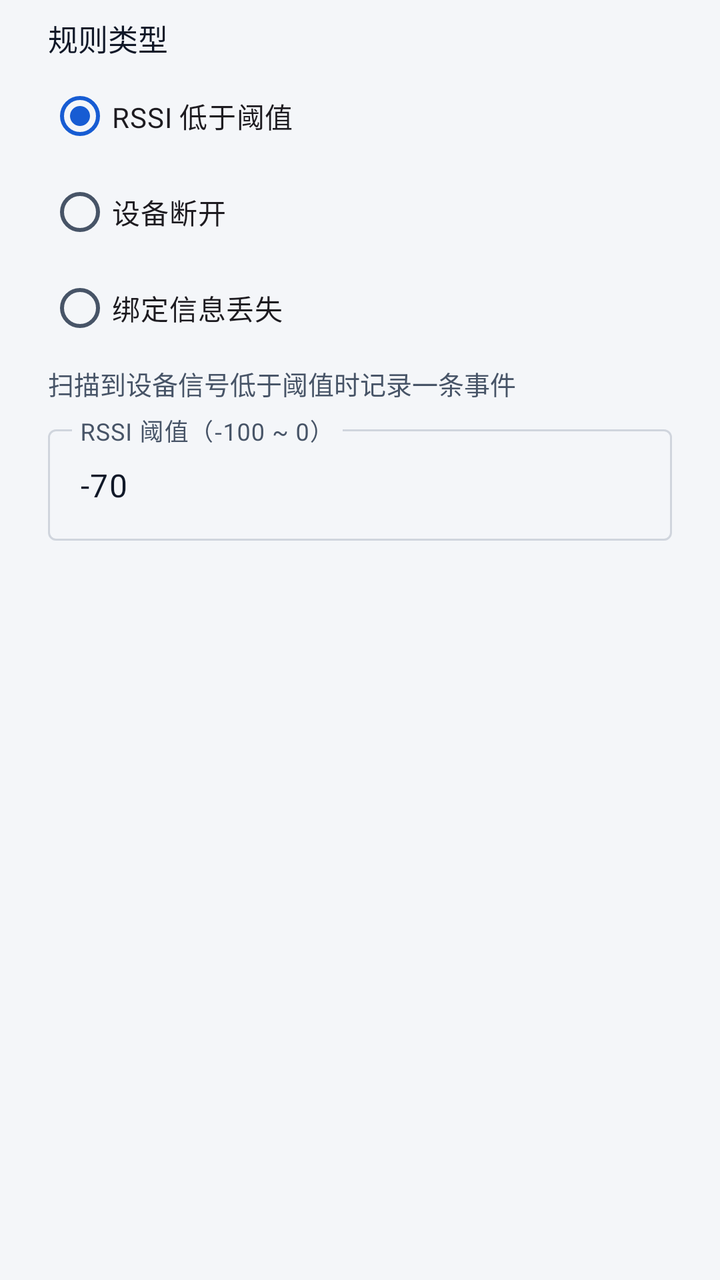
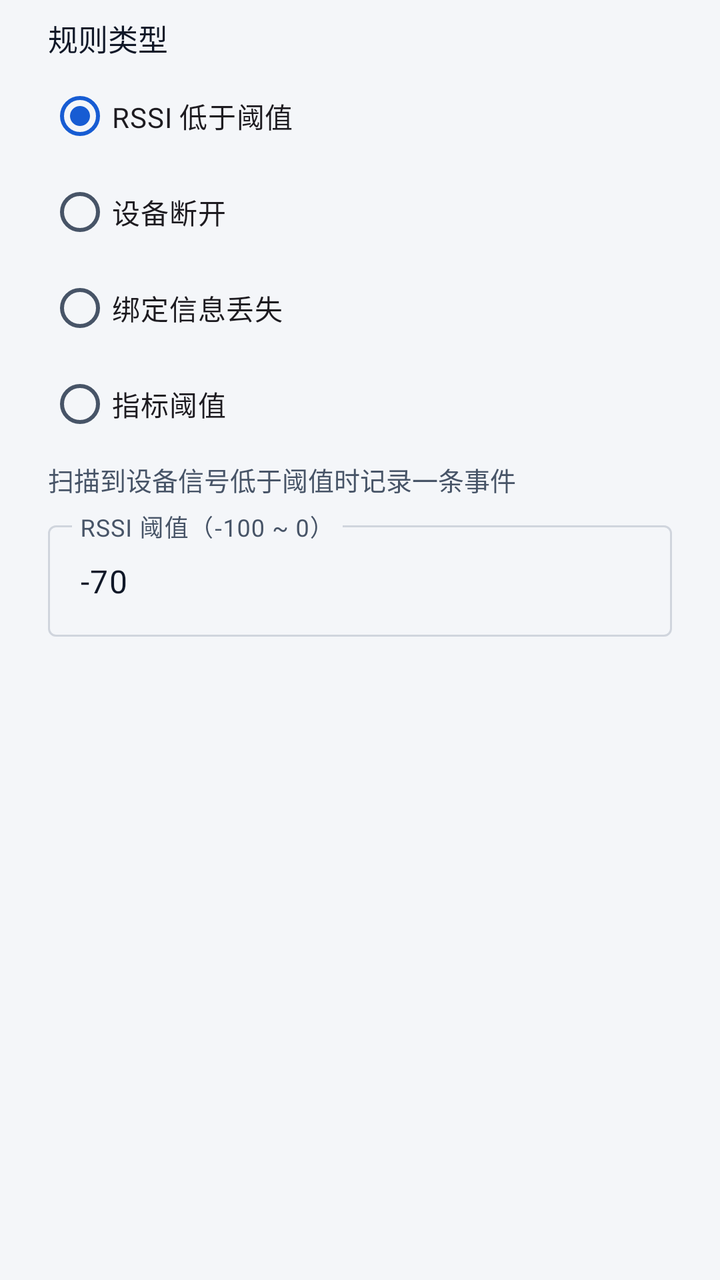

Compare the two renders of this Android layout. The source of the first and the diff that turns it into the second are given below.
<!-- AndroidManifest.xml: application theme Theme.PKotlinApp -->
<!-- res/layout/dialog_rule_add.xml -->
<?xml version="1.0" encoding="utf-8"?>
<LinearLayout xmlns:android="http://schemas.android.com/apk/res/android"
    xmlns:app="http://schemas.android.com/apk/res-auto"
    android:layout_width="match_parent"
    android:layout_height="wrap_content"
    android:orientation="vertical"
    android:paddingStart="24dp"
    android:paddingTop="8dp"
    android:paddingEnd="24dp">

    <TextView
        android:layout_width="match_parent"
        android:layout_height="wrap_content"
        android:text="@string/rule_type_label"
        android:textAppearance="@style/TextAppearance.App.Callout" />

    <RadioGroup
        android:id="@+id/typeGroup"
        android:layout_width="match_parent"
        android:layout_height="wrap_content"
        android:layout_marginTop="4dp"
        android:orientation="vertical">

        <RadioButton
            android:id="@+id/typeLowRssi"
            android:layout_width="match_parent"
            android:layout_height="wrap_content"
            android:checked="true"
            android:text="@string/rule_low_rssi" />

        <RadioButton
            android:id="@+id/typeDisconnected"
            android:layout_width="match_parent"
            android:layout_height="wrap_content"
            android:text="@string/rule_disconnected" />

        <RadioButton
            android:id="@+id/typeBondLost"
            android:layout_width="match_parent"
            android:layout_height="wrap_content"
            android:text="@string/rule_bond_lost" />
    </RadioGroup>

    <TextView
        android:id="@+id/typeDescription"
        android:layout_width="match_parent"
        android:layout_height="wrap_content"
        android:layout_marginTop="4dp"
        android:text="@string/rule_desc_low_rssi"
        android:textAppearance="@style/TextAppearance.App.Caption"
        android:textColor="@color/text_secondary" />

    <com.google.android.material.textfield.TextInputLayout
        android:id="@+id/thresholdLayout"
        style="@style/Widget.Material3.TextInputLayout.OutlinedBox"
        android:layout_width="match_parent"
        android:layout_height="wrap_content"
        android:layout_marginTop="8dp"
        android:hint="@string/rule_threshold_hint">

        <com.google.android.material.textfield.TextInputEditText
            android:id="@+id/thresholdInput"
            android:layout_width="match_parent"
            android:layout_height="wrap_content"
            android:inputType="numberSigned"
            android:maxLength="4"
            android:text="@string/rule_threshold_default" />
    </com.google.android.material.textfield.TextInputLayout>

</LinearLayout>
<!-- resources referenced by this layout -->
<resources>
  <color name="text_secondary">#475467</color>
  <string name="rule_bond_lost">绑定信息丢失</string>
  <string name="rule_desc_low_rssi">扫描到设备信号低于阈值时记录一条事件</string>
  <string name="rule_disconnected">设备断开</string>
  <string name="rule_low_rssi">RSSI 低于阈值</string>
  <string name="rule_threshold_default" translatable="false">-70</string>
  <string name="rule_threshold_hint">RSSI 阈值（-100 ~ 0）</string>
  <string name="rule_type_label">规则类型</string>
  <style name="TextAppearance.App.Callout" parent="@android:style/TextAppearance">
          <item name="android:textSize">15sp</item>
          <item name="android:textColor">@color/text_primary</item>
          <item name="android:fontFamily">sans-serif-medium</item>
          <item name="android:lineSpacingExtra">6dp</item>
          <item name="android:lineSpacingMultiplier">1.0</item>
      </style>
  <style name="TextAppearance.App.Caption" parent="@android:style/TextAppearance">
          <item name="android:textSize">13sp</item>
          <item name="android:textColor">@color/text_secondary</item>
          <item name="android:fontFamily">sans-serif</item>
          <item name="android:lineSpacingExtra">5dp</item>
          <item name="android:lineSpacingMultiplier">1.0</item>
      </style>
  <color name="text_primary">#101828</color>
  <color name="canvas">#F4F6F9</color>
  <color name="primary">#175CD3</color>
  <color name="on_primary">#FFFFFF</color>
  <color name="chart_band">#E8EFFB</color>
  <color name="primary_text">#175CD3</color>
  <color name="surface">#FFFFFF</color>
  <color name="surface_sunken">#EEF1F5</color>
  <color name="border">#D0D5DD</color>
  <color name="danger">#B42318</color>
  <color name="danger_bg">#FEF3F2</color>
  <color name="text_tertiary">#667085</color>
  <style name="Widget.App.Card" parent="Widget.Material3.CardView.Outlined">
          <item name="cardBackgroundColor">@color/surface</item>
          <item name="strokeColor">@color/divider</item>
          <item name="strokeWidth">@dimen/stroke_1</item>
          <item name="cardCornerRadius">@dimen/radius_12</item>
          <item name="cardElevation">@dimen/elevation_0</item>
          <item name="android:stateListAnimator">@null</item>
          <item name="rippleColor">@color/overlay_pressed</item>
      </style>
  <dimen name="button_h">48dp</dimen>
  <style name="TextAppearance.App.Button" parent="@style/TextAppearance.App.Body">
          <item name="android:fontFamily">sans-serif-medium</item>
          <item name="android:lineSpacingExtra">0dp</item>
      </style>
  <dimen name="radius_12">12dp</dimen>
  <color name="overlay_pressed">#0F101828</color>
  <color name="border_strong">#8A93A2</color>
  <dimen name="stroke_1">1dp</dimen>
  <color name="divider">#E4E7EC</color>
  <dimen name="elevation_0">0dp</dimen>
  <dimen name="chip_h">32dp</dimen>
  <dimen name="radius_pill">999dp</dimen>
  <style name="TextAppearance.App.Body" parent="@android:style/TextAppearance">
          <item name="android:textSize">17sp</item>
          <item name="android:textColor">@color/text_primary</item>
          <item name="android:fontFamily">sans-serif</item>
          <item name="android:lineSpacingExtra">7dp</item>
          <item name="android:lineSpacingMultiplier">1.0</item>
      </style>
  <!-- unchanged entries left out for length: 4 -->
</resources>

<!-- the commit's change to res/layout/dialog_rule_add.xml (unified diff, before → after) -->
@@ -39,6 +39,12 @@
             android:layout_width="match_parent"
             android:layout_height="wrap_content"
             android:text="@string/rule_bond_lost" />
+
+        <RadioButton
+            android:id="@+id/typeMetric"
+            android:layout_width="match_parent"
+            android:layout_height="wrap_content"
+            android:text="@string/rule_metric_threshold" />
     </RadioGroup>
 
     <TextView
@@ -67,4 +73,70 @@
             android:text="@string/rule_threshold_default" />
     </com.google.android.material.textfield.TextInputLayout>
 
+    <LinearLayout
+        android:id="@+id/metricFields"
+        android:layout_width="match_parent"
+        android:layout_height="wrap_content"
+        android:layout_marginTop="8dp"
+        android:orientation="vertical"
+        android:visibility="gone">
+
+        <TextView
+            android:layout_width="match_parent"
+            android:layout_height="wrap_content"
+            android:text="@string/rule_metric_label"
+            android:textAppearance="@style/TextAppearance.App.Caption" />
+
+        <Spinner
+            android:id="@+id/metricSpinner"
+            android:layout_width="match_parent"
+            android:layout_height="wrap_content"
+            android:minHeight="48dp" />
+
+        <TextView
+            android:layout_width="match_parent"
+            android:layout_height="wrap_content"
+            android:layout_marginTop="8dp"
+            android:text="@string/rule_metric_comparator_label"
+            android:textAppearance="@style/TextAppearance.App.Caption" />
+
+        <Spinner
+            android:id="@+id/comparatorSpinner"
+            android:layout_width="match_parent"
+            android:layout_height="wrap_content"
+            android:minHeight="48dp" />
+
+        <com.google.android.material.textfield.TextInputLayout
+            android:id="@+id/metricThresholdLayout"
+            style="@style/Widget.Material3.TextInputLayout.OutlinedBox"
+            android:layout_width="match_parent"
+            android:layout_height="wrap_content"
+            android:layout_marginTop="8dp"
+            android:hint="@string/rule_metric_threshold_hint">
+
+            <com.google.android.material.textfield.TextInputEditText
+                android:id="@+id/metricThresholdInput"
+                android:layout_width="match_parent"
+                android:layout_height="wrap_content"
+                android:inputType="numberDecimal|numberSigned" />
+        </com.google.android.material.textfield.TextInputLayout>
+
+        <com.google.android.material.textfield.TextInputLayout
+            android:id="@+id/consecutiveLayout"
+            style="@style/Widget.Material3.TextInputLayout.OutlinedBox"
+            android:layout_width="match_parent"
+            android:layout_height="wrap_content"
+            android:layout_marginTop="8dp"
+            android:hint="@string/rule_metric_consecutive_hint">
+
+            <com.google.android.material.textfield.TextInputEditText
+                android:id="@+id/consecutiveInput"
+                android:layout_width="match_parent"
+                android:layout_height="wrap_content"
+                android:inputType="number"
+                android:maxLength="1"
+                android:text="@string/rule_consecutive_default" />
+        </com.google.android.material.textfield.TextInputLayout>
+    </LinearLayout>
+
 </LinearLayout>
<!-- resource entries referenced after the edit -->
@@ -2,9 +2,15 @@
 <resources>
   <color name="text_secondary">#475467</color>
   <string name="rule_bond_lost">绑定信息丢失</string>
+  <string name="rule_consecutive_default" translatable="false">1</string>
   <string name="rule_desc_low_rssi">扫描到设备信号低于阈值时记录一条事件</string>
   <string name="rule_disconnected">设备断开</string>
   <string name="rule_low_rssi">RSSI 低于阈值</string>
+  <string name="rule_metric_comparator_label">比较符</string>
+  <string name="rule_metric_consecutive_hint">连续满足条数（1–5）</string>
+  <string name="rule_metric_label">指标</string>
+  <string name="rule_metric_threshold">指标阈值</string>
+  <string name="rule_metric_threshold_hint">阈值</string>
   <string name="rule_threshold_default" translatable="false">-70</string>
   <string name="rule_threshold_hint">RSSI 阈值（-100 ~ 0）</string>
   <string name="rule_type_label">规则类型</string>
